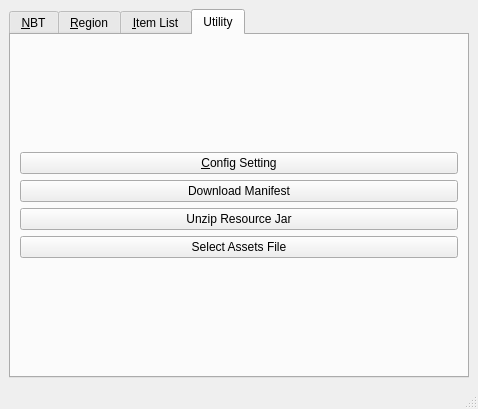
Qt form src/qt/mainwindow.ui (DreamHelium/dhlrc) before a commit.
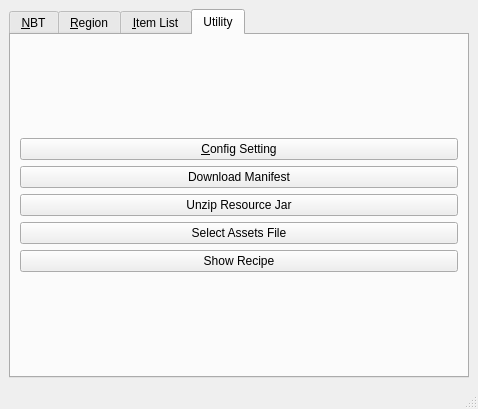
The same form after that commit. The open tabs and pages were chosen to show the change.

Commit message: [0.3.4-pre] Add RecipeSelectUI

What changed in the file:
```diff
--- a/src/qt/mainwindow.ui
+++ b/src/qt/mainwindow.ui
@@ -172,6 +172,13 @@
             </property>
            </widget>
           </item>
+          <item>
+           <widget class="QPushButton" name="recipeBtn">
+            <property name="text">
+             <string>Show Recipe</string>
+            </property>
+           </widget>
+          </item>
          </layout>
         </item>
        </layout>
```
The commit also changes 20 other files.
